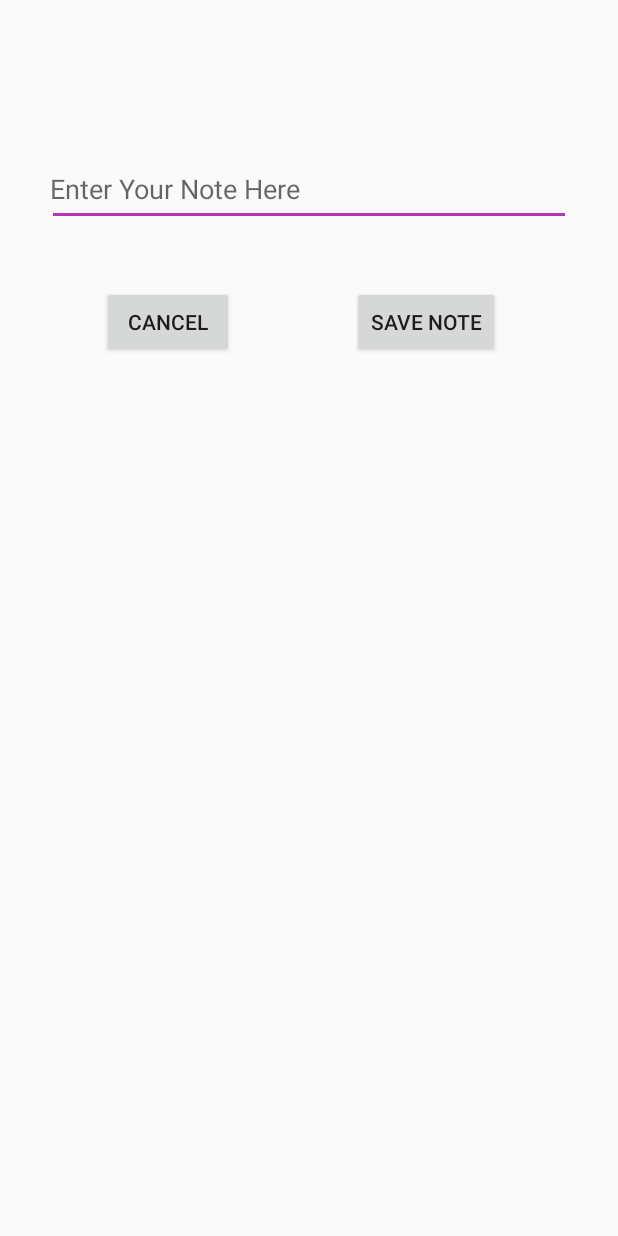
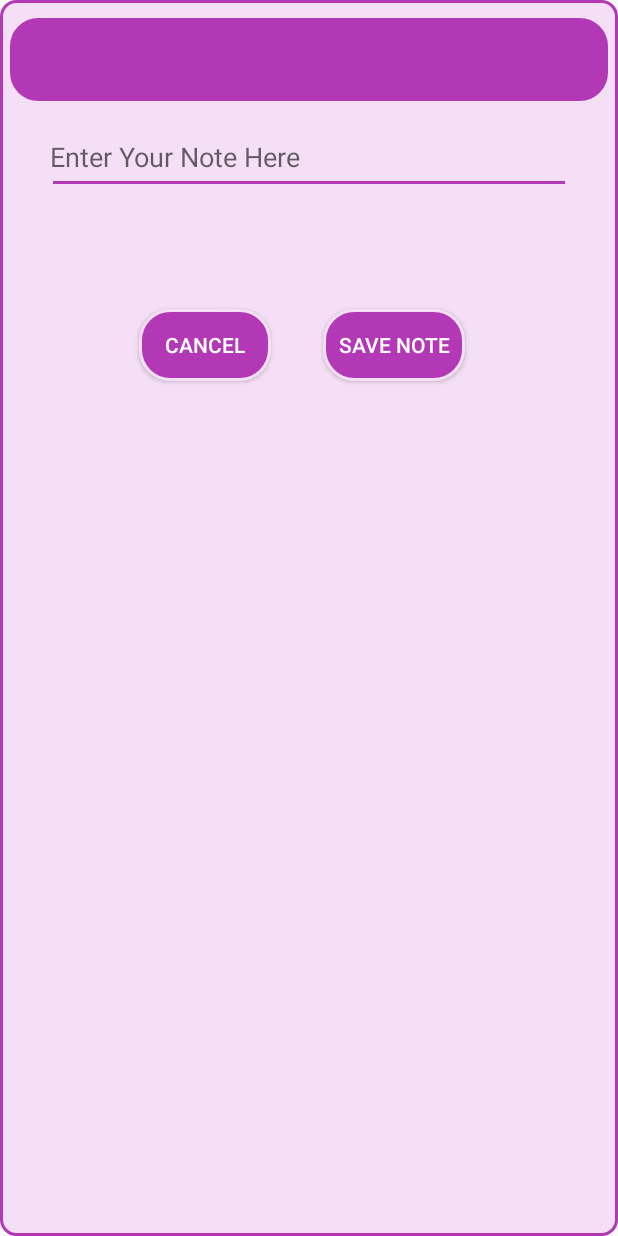
Before and after one commit to mahmoudfouadbadwy/TripGuide, an Android app: the layout add_notes_dialog.xml on its own in the app's theme, with its tools: preview values and no code run, on a phone screen of 412 x 824 dp. Run offline under Robolectric (Android 15) with nearby library versions, the phone set to English and light mode, and no system bars.

Commit message:
dialog addNote

```diff
--- a/app/src/main/java/com/iti/intake40/tripguide/addTrip/AlarmBroadCast.java
+++ b/app/src/main/java/com/iti/intake40/tripguide/addTrip/AlarmBroadCast.java
@@ -6,9 +6,8 @@ import android.content.Context;
 import android.content.Intent;
 import android.os.Build;
 import androidx.annotation.RequiresApi;
+import com.iti.intake40.tripguide.alarm.Alarm;
 
-import com.iti.intake40.tripguide.alarm.Alarm;
-import com.iti.intake40.tripguide.home.Home;
 
 public class AlarmBroadCast extends BroadcastReceiver {
     Intent i;
--- a/app/src/main/res/drawable/shape.xml
+++ b/app/src/main/res/drawable/shape.xml
@@ -19,7 +19,7 @@
         </padding>
 
         <corners
-            android:radius="20dp"   >
+            android:radius="10dp"   >
         </corners>
 
     </shape>
--- a/app/src/main/res/layout/add_notes_dialog.xml
+++ b/app/src/main/res/layout/add_notes_dialog.xml
@@ -5,6 +5,7 @@
     android:id="@+id/container"
     android:layout_width="match_parent"
     android:layout_height="match_parent"
+    android:background="@drawable/shape"
     android:orientation="vertical">
 
     <TextView
@@ -12,8 +13,11 @@
         android:layout_width="0dp"
         android:layout_height="59dp"
         android:layout_marginTop="5dp"
+        android:background="@drawable/shape2"
         android:gravity="center"
+        android:textColor="@android:color/background_light"
         android:textSize="18sp"
+        android:textStyle="bold"
         app:layout_constraintEnd_toEndOf="parent"
         app:layout_constraintHorizontal_bias="0.0"
         app:layout_constraintStart_toStartOf="parent"
@@ -23,7 +27,7 @@
         android:id="@+id/note_content"
         android:layout_width="349dp"
         android:layout_height="50dp"
-        android:layout_marginTop="36dp"
+        android:layout_margin="10dp"
         android:autofillHints="@string/AddNote"
         android:ems="10"
         android:hint="@string/notecontent_hint"
@@ -38,19 +42,30 @@
         android:layout_width="wrap_content"
         android:layout_height="wrap_content"
         android:layout_marginTop="40dp"
+        android:layout_marginBottom="20dp"
+        android:background="@drawable/shape2"
         android:text="@string/AddNote"
+        android:textColor="@android:color/background_light"
+        app:layout_constraintBottom_toBottomOf="parent"
         app:layout_constraintEnd_toEndOf="parent"
+        app:layout_constraintHorizontal_bias="0.264"
         app:layout_constraintStart_toEndOf="@+id/cancel_note"
-        app:layout_constraintTop_toBottomOf="@+id/note_content" />
+        app:layout_constraintTop_toBottomOf="@+id/note_content"
+        app:layout_constraintVertical_bias="0.063" />
 
     <Button
         android:id="@+id/cancel_note"
         android:layout_width="wrap_content"
         android:layout_height="wrap_content"
-        android:layout_marginStart="68dp"
-        android:layout_marginLeft="68dp"
+        android:layout_marginStart="88dp"
+        android:layout_marginLeft="88dp"
         android:layout_marginTop="40dp"
+        android:layout_marginBottom="20dp"
+        android:background="@drawable/shape2"
         android:text="@string/cancelNote"
+        android:textColor="@android:color/background_light"
+        app:layout_constraintBottom_toBottomOf="parent"
         app:layout_constraintStart_toStartOf="parent"
-        app:layout_constraintTop_toBottomOf="@+id/note_content" />
+        app:layout_constraintTop_toBottomOf="@+id/note_content"
+        app:layout_constraintVertical_bias="0.063" />
 </androidx.constraintlayout.widget.ConstraintLayout>
```
Also changed, not shown: app/src/main/res/layout/history_card.xml (+17 -7 lines).
